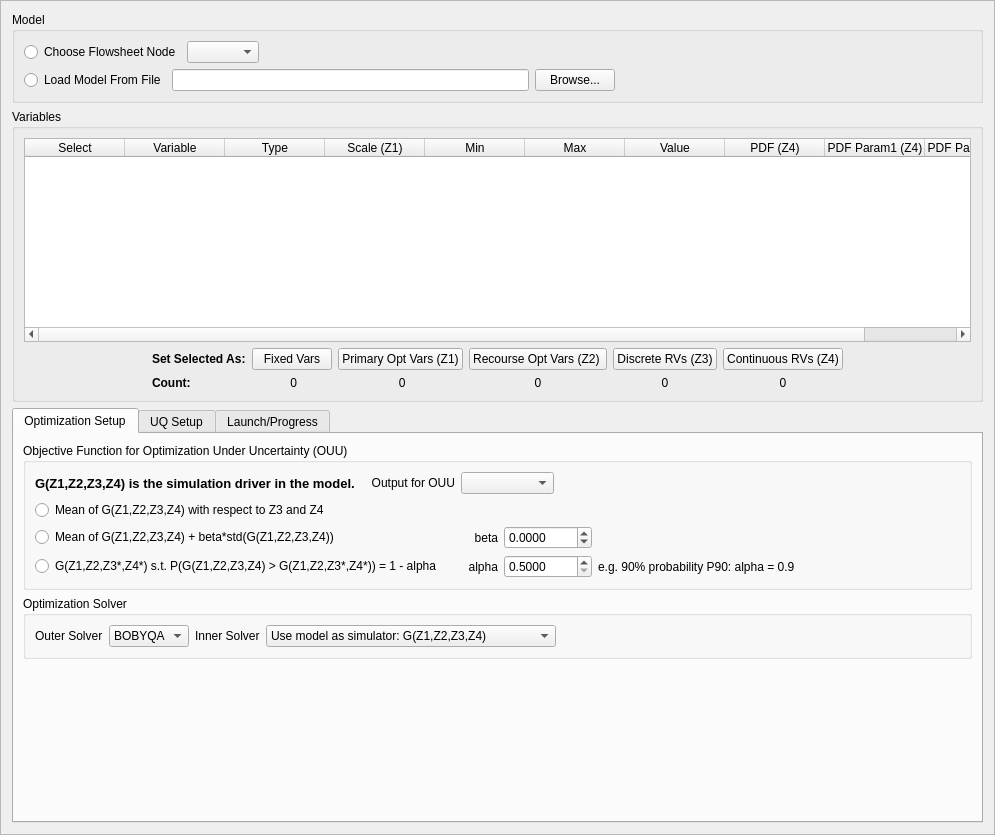
First picture: the form in foqus_lib/gui/ouu/ouuSetupFrame.ui, repository CCSI-Toolset/FOQUS, before the edit.
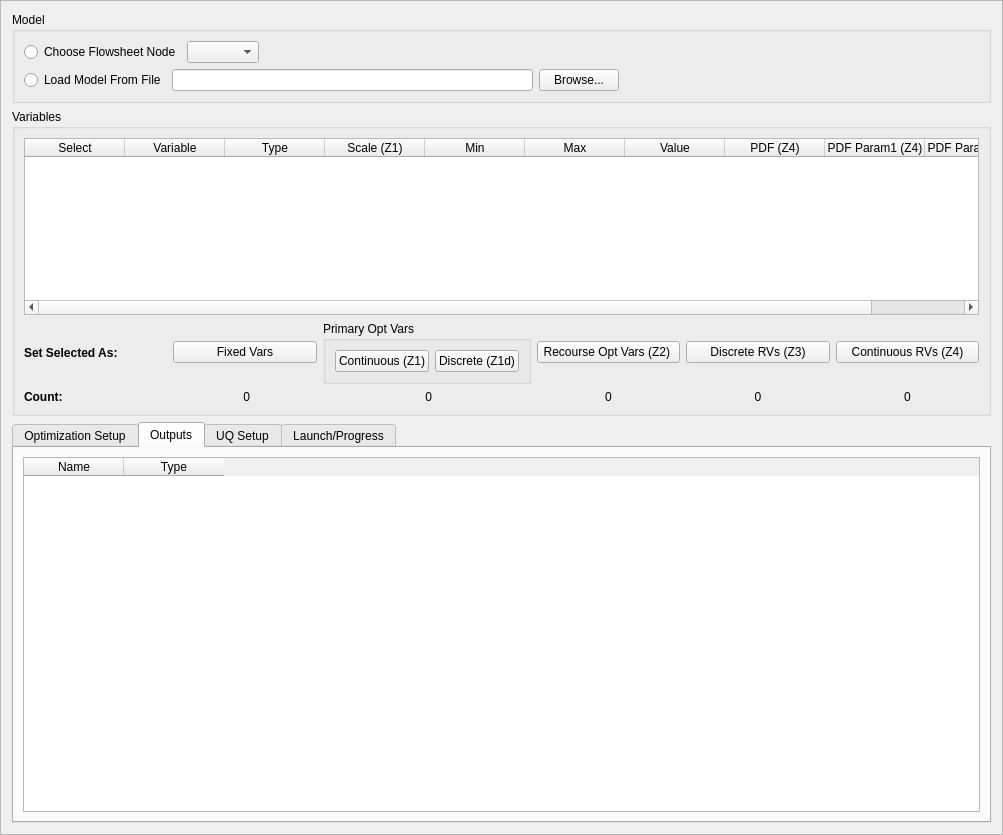
Second picture: the form after the edit. The open tabs and pages were chosen to show the change. Custom widgets are drawn as their Qt base class.

```diff
--- a/foqus_lib/gui/ouu/ouuSetupFrame.ui
+++ b/foqus_lib/gui/ouu/ouuSetupFrame.ui
@@ -6,7 +6,7 @@
    <rect>
     <x>0</x>
     <y>0</y>
-    <width>995</width>
+    <width>1003</width>
     <height>835</height>
    </rect>
   </property>
@@ -19,7 +19,7 @@
   <property name="frameShadow">
    <enum>QFrame::Raised</enum>
   </property>
-  <layout class="QGridLayout" name="gridLayout_9">
+  <layout class="QGridLayout" name="gridLayout_13">
    <item row="0" column="0">
     <widget class="QGroupBox" name="groupBox_6">
      <property name="title">
@@ -107,9 +107,15 @@
      <property name="title">
       <string>Variables</string>
      </property>
-     <layout class="QGridLayout" name="gridLayout_13">
+     <layout class="QGridLayout" name="gridLayout_9">
       <item row="0" column="0">
        <widget class="InputPriorTable" name="input_table">
+        <property name="minimumSize">
+         <size>
+          <width>0</width>
+          <height>150</height>
+         </size>
+        </property>
         <property name="toolTip">
          <string>Designate input type:
 Fixed for deterministic inputs
@@ -171,8 +177,8 @@
        </widget>
       </item>
       <item row="1" column="0">
-       <layout class="QGridLayout" name="gridLayout_11">
-        <item row="0" column="1">
+       <layout class="QGridLayout" name="gridLayout_7">
+        <item row="0" column="0">
          <widget class="QLabel" name="label">
           <property name="font">
            <font>
@@ -185,42 +191,75 @@
           </property>
          </widget>
         </item>
-        <item row="0" column="2">
+        <item row="0" column="1">
          <widget class="QPushButton" name="setFixed_button">
           <property name="text">
            <string>Fixed Vars</string>
           </property>
          </widget>
         </item>
+        <item row="0" column="2">
+         <layout class="QHBoxLayout" name="horizontalLayout_8">
+          <item>
+           <widget class="QGroupBox" name="groupBox">
+            <property name="title">
+             <string>Primary Opt Vars</string>
+            </property>
+            <layout class="QGridLayout" name="gridLayout_11">
+             <item row="0" column="0">
+              <widget class="QPushButton" name="setX1_button">
+               <property name="text">
+                <string>Continuous (Z1)</string>
+               </property>
+              </widget>
+             </item>
+             <item row="0" column="1">
+              <widget class="QPushButton" name="setX1d_button">
+               <property name="text">
+                <string>Discrete (Z1d)</string>
+               </property>
+              </widget>
+             </item>
+            </layout>
+           </widget>
+          </item>
+         </layout>
+        </item>
         <item row="0" column="3">
-         <widget class="QPushButton" name="setX1_button">
-          <property name="text">
-           <string>Primary Opt Vars (Z1)</string>
-          </property>
-         </widget>
-        </item>
-        <item row="0" column="4">
          <widget class="QPushButton" name="setX2_button">
           <property name="text">
            <string>Recourse Opt Vars (Z2) </string>
           </property>
          </widget>
         </item>
-        <item row="0" column="5">
+        <item row="0" column="4">
          <widget class="QPushButton" name="setX3_button">
           <property name="text">
            <string>Discrete RVs (Z3)</string>
           </property>
          </widget>
         </item>
-        <item row="0" column="6">
+        <item row="0" column="5">
          <widget class="QPushButton" name="setX4_button">
           <property name="text">
            <string>Continuous RVs (Z4)</string>
           </property>
          </widget>
         </item>
-        <item row="1" column="2">
+        <item row="1" column="0">
+         <widget class="QLabel" name="label_2">
+          <property name="font">
+           <font>
+            <weight>75</weight>
+            <bold>true</bold>
+           </font>
+          </property>
+          <property name="text">
+           <string>Count:</string>
+          </property>
+         </widget>
+        </item>
+        <item row="1" column="1">
          <widget class="QLabel" name="fixedCount_static">
           <property name="text">
            <string> 0</string>
@@ -230,7 +269,7 @@
           </property>
          </widget>
         </item>
-        <item row="1" column="3">
+        <item row="1" column="2">
          <widget class="QLabel" name="x1Count_static">
           <property name="text">
            <string> 0</string>
@@ -240,7 +279,7 @@
           </property>
          </widget>
         </item>
-        <item row="1" column="4">
+        <item row="1" column="3">
          <widget class="QLabel" name="x2Count_static">
           <property name="text">
            <string>0</string>
@@ -250,7 +289,7 @@
           </property>
          </widget>
         </item>
-        <item row="1" column="5">
+        <item row="1" column="4">
          <widget class="QLabel" name="x3Count_static">
           <property name="text">
            <string>0</string>
@@ -260,7 +299,7 @@
           </property>
          </widget>
         </item>
-        <item row="1" column="6">
+        <item row="1" column="5">
          <widget class="QLabel" name="x4Count_static">
           <property name="text">
            <string>0</string>
@@ -270,45 +309,6 @@
           </property>
          </widget>
         </item>
-        <item row="1" column="1">
-         <widget class="QLabel" name="label_2">
-          <property name="font">
-           <font>
-            <weight>75</weight>
-            <bold>true</bold>
-           </font>
-          </property>
-          <property name="text">
-           <string>Count:</string>
-          </property>
-         </widget>
-        </item>
-        <item row="0" column="0">
-         <spacer name="horizontalSpacer_10">
-          <property name="orientation">
-           <enum>Qt::Horizontal</enum>
-          </property>
-          <property name="sizeHint" stdset="0">
-           <size>
-            <width>40</width>
-            <height>20</height>
-           </size>
-          </property>
-         </spacer>
-        </item>
-        <item row="0" column="7">
-         <spacer name="horizontalSpacer_11">
-          <property name="orientation">
-           <enum>Qt::Horizontal</enum>
-          </property>
-          <property name="sizeHint" stdset="0">
-           <size>
-            <width>40</width>
-            <height>20</height>
-           </size>
-          </property>
-         </spacer>
-        </item>
        </layout>
       </item>
      </layout>
@@ -350,11 +350,6 @@
 As a simulator, BOBYQA will be used for optimization.
 As an optimizer, the model itself will compute the optimal values.</string>
               </property>
-              <item>
-               <property name="text">
-                <string>Use model as simulator: G(Z1,Z2,Z3,Z4)</string>
-               </property>
-              </item>
               <item>
                <property name="text">
                 <string>Use model as optimizer: min_Z2 G(Z1,Z2,Z3,Z4)</string>
@@ -450,7 +445,14 @@
              </widget>
             </item>
             <item>
-             <widget class="QComboBox" name="output_combo"/>
+             <widget class="QComboBox" name="output_combo">
+              <property name="minimumSize">
+               <size>
+                <width>125</width>
+                <height>0</height>
+               </size>
+              </property>
+             </widget>
             </item>
            </layout>
           </item>
@@ -593,7 +595,28 @@
        </item>
       </layout>
      </widget>
-     <widget class="QWidget" name="tab">
+     <widget class="QWidget" name="tab_4">
+      <attribute name="title">
+       <string>Outputs</string>
+      </attribute>
+      <layout class="QGridLayout" name="gridLayout_14">
+       <item row="0" column="0">
+        <widget class="QTableWidget" name="outputs_table">
+         <column>
+          <property name="text">
+           <string>Name</string>
+          </property>
+         </column>
+         <column>
+          <property name="text">
+           <string>Type</string>
+          </property>
+         </column>
+        </widget>
+       </item>
+      </layout>
+     </widget>
+     <widget class="QWidget" name="uqTab">
       <attribute name="title">
        <string>UQ Setup</string>
       </attribute>
```
Left out of the diff: 16 changed lines with no effect on the pictures.
